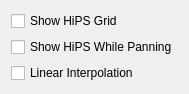
Before: the Qt Designer form kstars/hips/opshipsdisplay.ui in KDE/kstars, drawn with Qt 5.
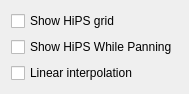
After: the same form once the commit is applied.

```diff
--- a/kstars/hips/opshipsdisplay.ui
+++ b/kstars/hips/opshipsdisplay.ui
@@ -14,7 +14,7 @@
    <item>
     <widget class="QCheckBox" name="kcfg_HIPSShowGrid">
      <property name="text">
-      <string>Show HiPS Grid</string>
+      <string>Show HiPS grid</string>
      </property>
     </widget>
    </item>
@@ -28,7 +28,7 @@
    <item>
     <widget class="QCheckBox" name="kcfg_HIPSBiLinearInterpolation">
      <property name="text">
-      <string>Linear Interpolation</string>
+      <string>Linear interpolation</string>
      </property>
     </widget>
    </item>
```
